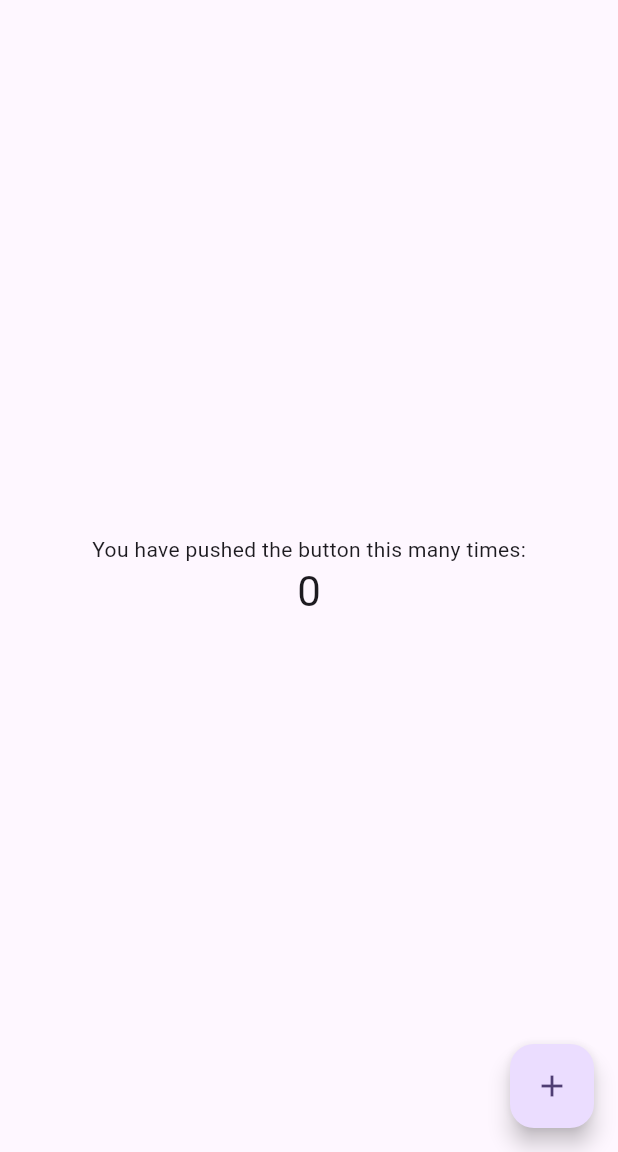
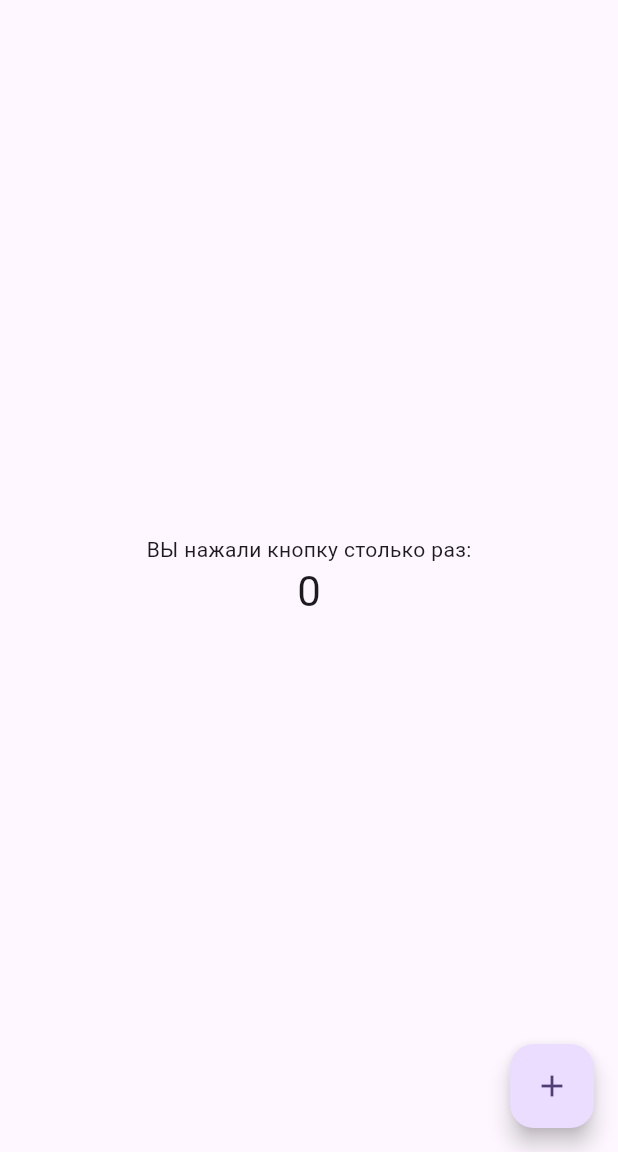
Before and after one commit to Sliceeee01/Flutter_Laba2, a Flutter app: the screen it shows after launch, on a phone screen of 412 x 824 dp, the part 84-1236 px from its top. Run offline on Flutter 3.47's test engine with Material 3 defaults, Android fonts, the phone set to English and light mode, and no system bars.

```diff
--- a/lib/main.dart
+++ b/lib/main.dart
@@ -48,7 +48,7 @@ class _MyHomePageState extends State<MyHomePage> {
         child: Column(
           mainAxisAlignment: MainAxisAlignment.center,
           children: [
-            const Text('You have pushed the button this many times:'),
+            const Text('ВЫ нажали кнопку столько раз:'),
             Text(
               '$_counter',
               style: Theme.of(context).textTheme.headlineMedium,
```
Also changed, not shown: img/step2.jpg (added), img/step3.jpg (added).
